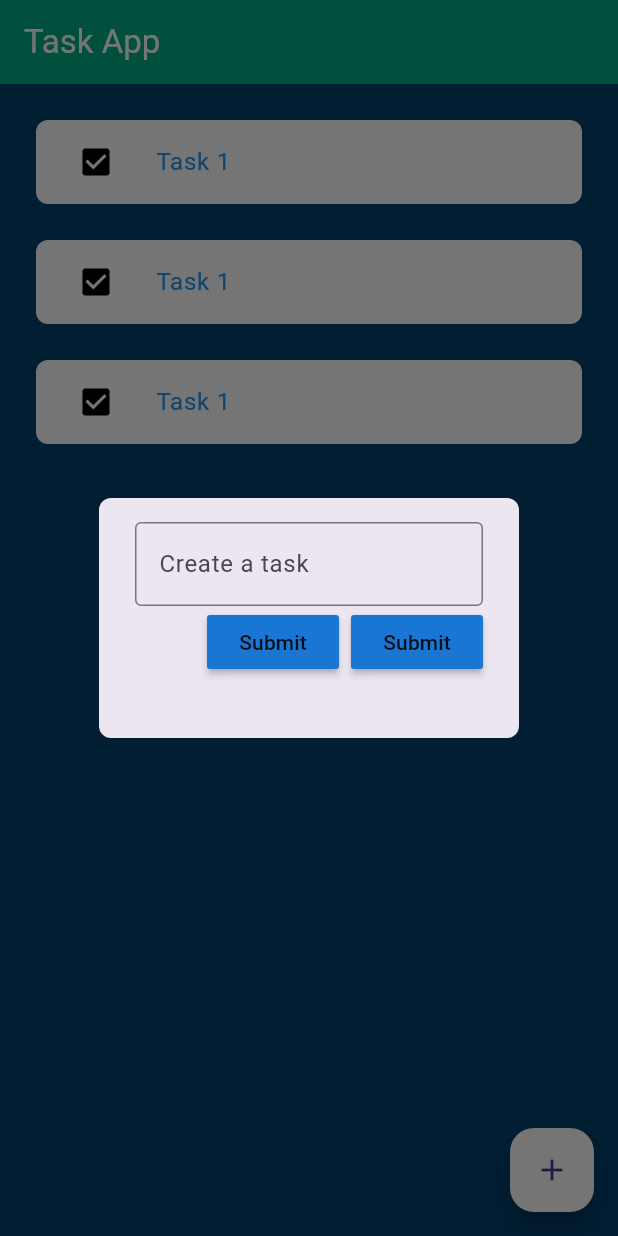
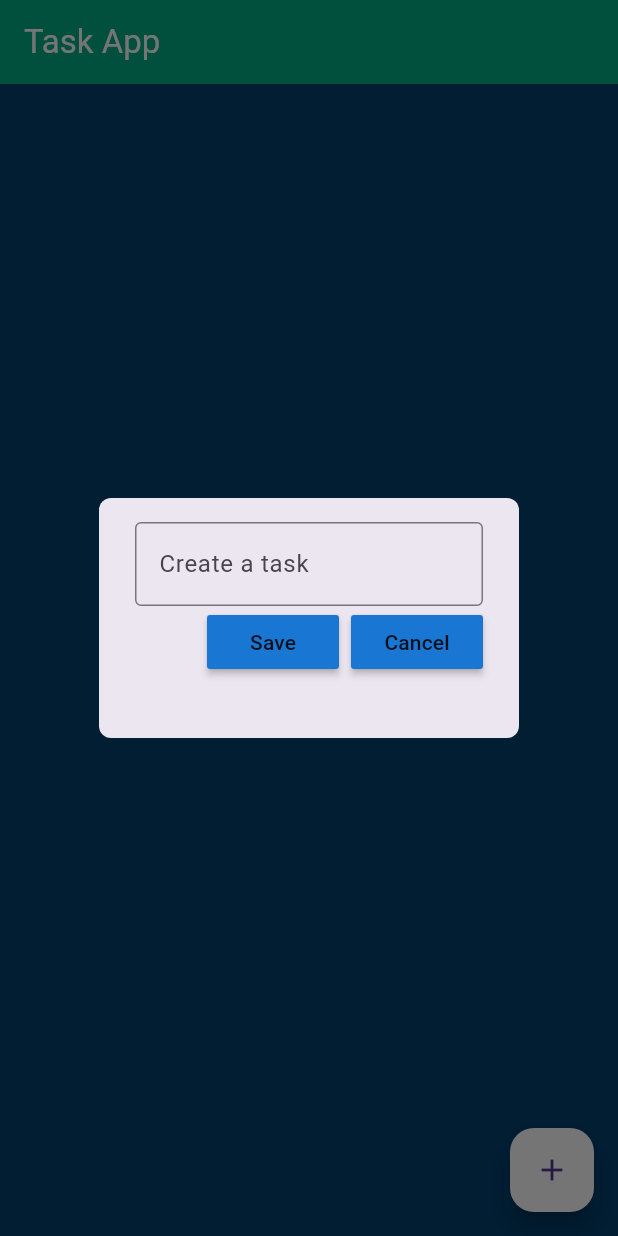
Before and after one commit to danielcyudoncy/KodaCamp_ToDo_App, a Flutter app: the screen it shows after launch, after a tap on the "add" icon, on a phone screen of 412 x 824 dp. Run offline on Flutter 3.47's test engine with Material 3 defaults, Android fonts, the phone set to English and light mode, and no system bars; our stand-ins replace flutter_slidable.

Commit message:
final before Promotional task

```diff
--- a/lib/task_app/todo_home.dart
+++ b/lib/task_app/todo_home.dart
@@ -2,19 +2,57 @@ import 'package:first_demo/util/dialog_widget.dart';
 import 'package:first_demo/util/task_widget.dart';
 import 'package:flutter/material.dart';
 
-class TodoHome extends StatelessWidget {
+class TodoHome extends StatefulWidget {
   const TodoHome({super.key});
 
   @override
-  Widget build(BuildContext context) {
+  State<TodoHome> createState() => _TodoHomeState();
+}
+
+class _TodoHomeState extends State<TodoHome> {
+  final controller = TextEditingController();
+  List taskList = [
+    // ['Task 1', false],
+    // ['Task 2', true],
+  ];
+  void taskCompleted(bool? value, int index) {
+    setState(() {
+      taskList[index][1] = !taskList[index][1];
+    });
+  }
+
+  void saveNewTask() {
+    setState(() {
+      taskList.add([controller.text, false]);
+      controller.clear();
+    });
+    Navigator.pop(context);
+  }
+
+  void deleteTask(int index) {
+    setState(() {
+      taskList.removeAt(index);
+    });
+  }
+
   void createNewTask() {
     showDialog(
         context: context,
         builder: (context) {
-            return const DialogWidget();
+          return DialogWidget(
+            controller: controller,
+            onSave: () {
+              saveNewTask();
+            },
+            onCancel: () {
+              Navigator.of(context).pop();
+            },
+          );
         });
   }
 
+  @override
+  Widget build(BuildContext context) {
     return Scaffold(
       backgroundColor: const Color.fromARGB(255, 3, 65, 112),
       appBar: AppBar(
@@ -26,20 +64,20 @@ class TodoHome extends StatelessWidget {
       ),
       floatingActionButton: FloatingActionButton(
         backgroundColor: Colors.white,
-          onPressed: () {
-            createNewTask();
-          },
+        onPressed: createNewTask,
         child: const Icon(Icons.add),
       ),
       body: ListView.builder(
-          itemCount: 3,
+        itemCount: taskList.length,
         itemBuilder: (context, index) {
           return TaskWidget(
-              taskName: 'Task 1',
-              taskCompleted: true,
-              onChanged: (p0) {},
+            taskName: taskList[index][0],
+            taskCompleted: taskList[index][1],
+            onChanged: (value) => taskCompleted(value, index),
+            onDelete: (value) => deleteTask(index),
           );
         },
-        ));
+      ),
+    );
   }
 }
--- a/lib/util/dialog_button.dart
+++ b/lib/util/dialog_button.dart
@@ -1,14 +1,17 @@
 import 'package:flutter/material.dart';
 
 class DialogBotton extends StatelessWidget {
-  const DialogBotton({super.key});
+  const DialogBotton({super.key, required this.text, required this.onPressed});
+
+  final String text;
+  final VoidCallback onPressed;
 
   @override
   Widget build(BuildContext context) {
     return MaterialButton(
-      onPressed: () {},
+      onPressed: onPressed,
       color: Theme.of(context).primaryColorDark,
-      child: const Text('Submit'),
+      child: Text(text),
     );
   }
 }
--- a/lib/util/dialog_widget.dart
+++ b/lib/util/dialog_widget.dart
@@ -2,26 +2,41 @@ import 'package:first_demo/util/dialog_button.dart';
 import 'package:flutter/material.dart';
 
 class DialogWidget extends StatelessWidget {
-  const DialogWidget({super.key});
+  const DialogWidget(
+      {super.key,
+      required this.onSave,
+      required this.onCancel,
+      required this.controller});
+
+  final VoidCallback onSave;
+  final VoidCallback onCancel;
+  final TextEditingController controller;
 
   @override
   Widget build(BuildContext context) {
     return AlertDialog(
       shape: RoundedRectangleBorder(borderRadius: BorderRadius.circular(8)),
-      content: Container(
+      content: SizedBox(
         height: 120,
-        child: const Column(
+        child: Column(
           children: [
             TextField(
-              decoration: InputDecoration(
+              controller: controller,
+              decoration: const InputDecoration(
                   border: OutlineInputBorder(), hintText: 'Create a task'),
             ),
             Row(
               mainAxisAlignment: MainAxisAlignment.end,
               children: [
-                DialogBotton(),
-                SizedBox(width: 8.0),
-                DialogBotton(),
+                DialogBotton(
+                  text: 'Save',
+                  onPressed: onSave,
+                ),
+                const SizedBox(width: 8.0),
+                DialogBotton(
+                  text: 'Cancel',
+                  onPressed: onCancel,
+                ),
               ],
             )
           ],
--- a/pubspec.yaml
+++ b/pubspec.yaml
@@ -30,6 +30,7 @@ environment:
 dependencies:
   flutter:
     sdk: flutter
+  flutter_slidable: ^3.1.0
 
 
   # The following adds the Cupertino Icons font to your application.
```
Also changed, not shown: lib/util/task_widget.dart (+13 -1 lines), pubspec.lock. Lines whose indentation alone changed are shown as unchanged.
